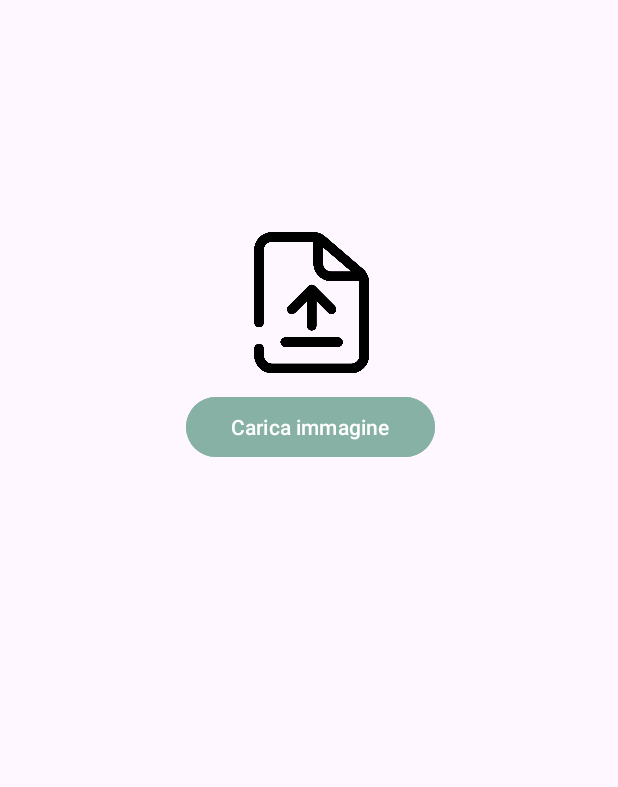
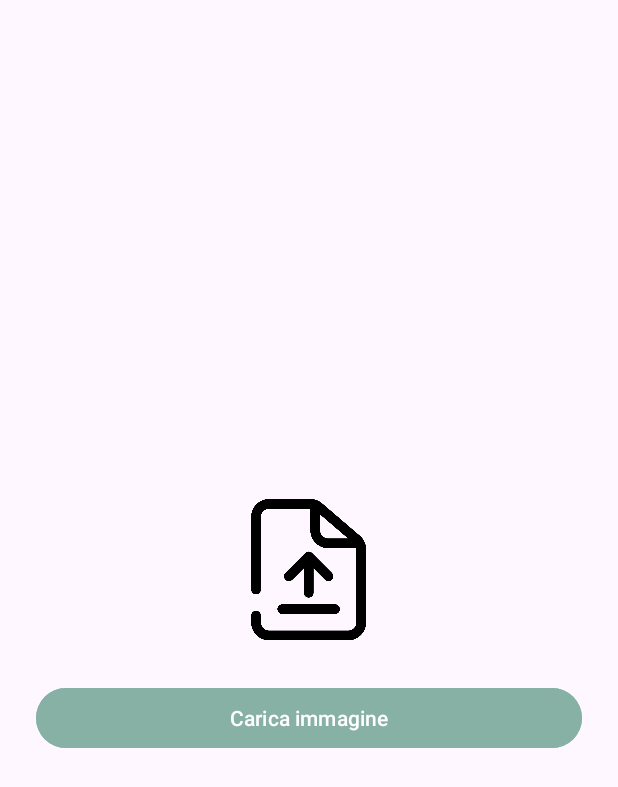
Before and after one commit to VaccaMario/Optiwatt_AI, an Android app: the PopUpLoad screen opened directly, with no data from a screen before it, on a phone screen of 412 x 824 dp. Shown: the top 787 px of the screen. Run offline under Robolectric (Android 15) with nearby library versions, the phone set to English and light mode, and no system bars; 1 statement that could not run was skipped.

Commit message:
centrato caricamento immagine bolletta

```diff
--- a/app/src/main/res/layout/activity_pop_up_load.xml
+++ b/app/src/main/res/layout/activity_pop_up_load.xml
@@ -2,39 +2,35 @@
 <androidx.constraintlayout.widget.ConstraintLayout xmlns:android="http://schemas.android.com/apk/res/android"
     xmlns:app="http://schemas.android.com/apk/res-auto"
     xmlns:tools="http://schemas.android.com/tools"
-    android:id="@+id/main"
     android:layout_width="match_parent"
     android:layout_height="match_parent"
     tools:context=".PopUpLoad">
 
     <LinearLayout
         android:id="@+id/popupContent"
-        android:layout_width="216dp"
-        android:layout_height="233dp"
-        android:layout_marginStart="99dp"
-        android:layout_marginTop="153dp"
-        android:layout_marginEnd="96dp"
-        android:layout_marginBottom="505dp"
+        android:layout_width="wrap_content"
+        android:layout_height="wrap_content"
         android:orientation="vertical"
         android:padding="24dp"
+        app:layout_constraintTop_toTopOf="parent"
         app:layout_constraintBottom_toBottomOf="parent"
-        app:layout_constraintEnd_toEndOf="parent"
         app:layout_constraintStart_toStartOf="parent"
-        app:layout_constraintTop_toTopOf="parent">
+        app:layout_constraintEnd_toEndOf="parent">
 
         <ImageView
             android:id="@+id/imageView"
             android:layout_width="match_parent"
             android:layout_height="117dp"
+            android:layout_marginBottom="16dp"
+            android:contentDescription="Icona upload"
             app:srcCompat="@drawable/uploadicon" />
 
         <Button
             android:id="@+id/btnSelezionaImmagine"
-            android:layout_width="166dp"
+            android:layout_width="match_parent"
             android:layout_height="wrap_content"
             android:backgroundTint="#86B1A4"
             android:text="Carica immagine" />
-
     </LinearLayout>
 
 </androidx.constraintlayout.widget.ConstraintLayout>
```
